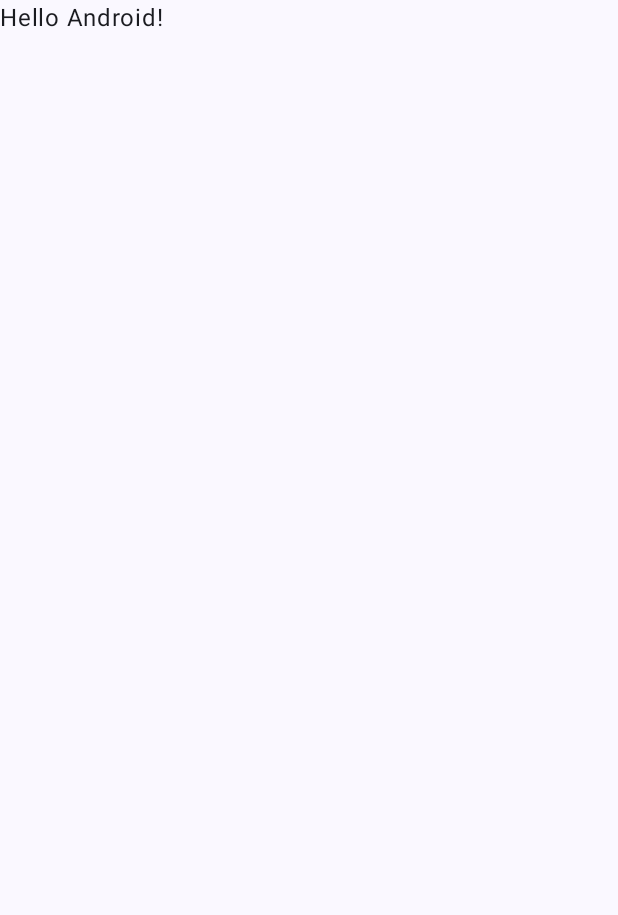
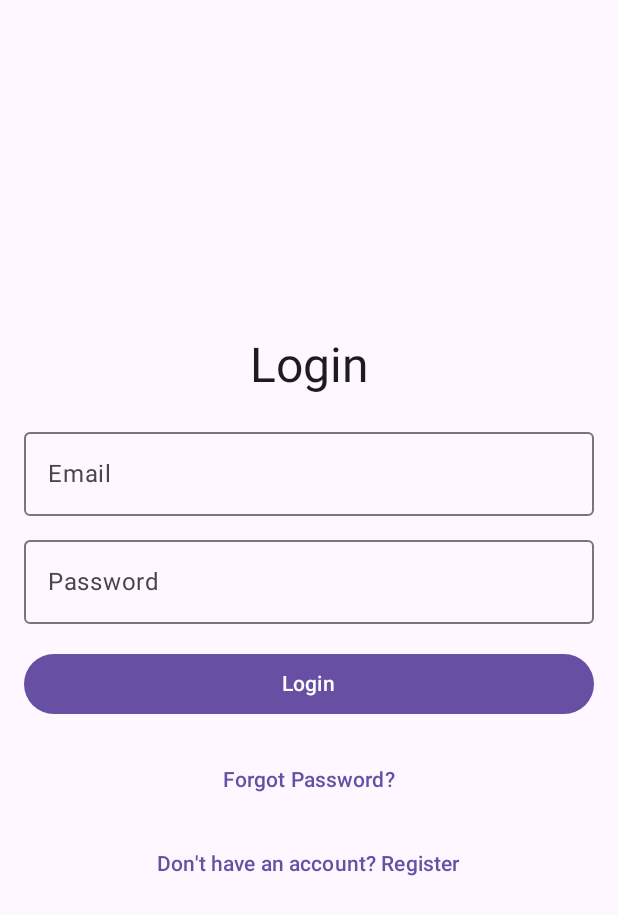
Before and after one commit to MasterCloude/BodCoffee, an Android app built with Jetpack Compose: the screen it shows after launch (MainActivity), on a phone screen of 412 x 824 dp. Before the commit the part shown is almost empty. Shown: the top 915 px of the screen. Run offline under Robolectric (Android 15) with nearby library versions, the phone set to English and light mode, and no system bars; our stand-ins replace Firebase (no records; nobody signed in at launch, a user with empty details on screens opened directly).

Commit message:
dang ki dang nhap lay lai mat khau

```diff
--- a/app/src/main/java/com/example/bodcoffee/MainActivity.kt
+++ b/app/src/main/java/com/example/bodcoffee/MainActivity.kt
@@ -3,45 +3,20 @@ package com.example.bodcoffee
 import android.os.Bundle
 import androidx.activity.ComponentActivity
 import androidx.activity.compose.setContent
-import androidx.activity.enableEdgeToEdge
-import androidx.compose.foundation.layout.fillMaxSize
-import androidx.compose.foundation.layout.padding
-import androidx.compose.material3.Scaffold
-import androidx.compose.material3.Text
-import androidx.compose.runtime.Composable
-import androidx.compose.ui.Modifier
-import androidx.compose.ui.tooling.preview.Preview
-import com.example.bodcoffee.ui.theme.BodCoffeeTheme
+import androidx.compose.material3.MaterialTheme
+import androidx.compose.material3.Surface
+import androidx.navigation.compose.rememberNavController
 
 class MainActivity : ComponentActivity() {
     override fun onCreate(savedInstanceState: Bundle?) {
         super.onCreate(savedInstanceState)
-        enableEdgeToEdge()
         setContent {
-            BodCoffeeTheme {
-                Scaffold(modifier = Modifier.fillMaxSize()) { innerPadding ->
-                    Greeting(
-                        name = "Android",
-                        modifier = Modifier.padding(innerPadding)
-                    )
-                }
+            val navController = rememberNavController() // Navigation Controller
+
+            // Material Theme Surface Wrapper
+            Surface(color = MaterialTheme.colorScheme.background) {
+                AppNavHost(navController = navController)
             }
         }
     }
 }
-
-@Composable
-fun Greeting(name: String, modifier: Modifier = Modifier) {
-    Text(
-        text = "Hello $name!",
-        modifier = modifier
-    )
-}
-
-@Preview(showBackground = true)
-@Composable
-fun GreetingPreview() {
-    BodCoffeeTheme {
-        Greeting("Android")
-    }
-}
--- /dev/null
+++ b/app/src/main/java/com/example/bodcoffee/NavHost.kt
@@ -0,0 +1,37 @@
+package com.example.bodcoffee
+
+import androidx.compose.runtime.Composable
+import androidx.navigation.NavHostController
+import androidx.navigation.compose.NavHost
+import androidx.navigation.compose.composable
+import com.example.bodcoffee.Screen.LoginScreen
+import com.example.bodcoffee.Screen.RegisterScreen
+import com.example.bodcoffee.Screen.HomeScreen
+import com.example.bodcoffee.Screen.ResetPasswordScreen
+
+@Composable
+fun AppNavHost(navController: NavHostController) {
+    NavHost(navController = navController, startDestination = "login") {
+        composable("login") {
+            LoginScreen(
+                onLoginSuccess = { navController.navigate("home") },
+                onNavigateToRegister = { navController.navigate("register") },
+                onNavigateToResetPassword = { navController.navigate("reset_password") }
+            )
+        }
+        composable("register") {
+            RegisterScreen(
+                onRegisterSuccess = { navController.popBackStack() },
+                onNavigateToLogin = { navController.popBackStack() }
+            )
+        }
+        composable("reset_password") {
+            ResetPasswordScreen(
+                onNavigateToLogin = { navController.popBackStack() }
+            )
+        }
+        composable("home") {
+            HomeScreen()
+        }
+    }
+}
--- /dev/null
+++ b/app/src/main/java/com/example/bodcoffee/Screen/LoginScreen.kt
@@ -0,0 +1,101 @@
+package com.example.bodcoffee.Screen
+
+import androidx.compose.foundation.layout.*
+import androidx.compose.foundation.text.KeyboardOptions
+import androidx.compose.material3.*
+import androidx.compose.runtime.*
+import androidx.compose.ui.Alignment
+import androidx.compose.ui.Modifier
+import androidx.compose.ui.text.input.KeyboardType
+import androidx.compose.ui.text.input.PasswordVisualTransformation
+import androidx.compose.ui.unit.dp
+import com.google.firebase.auth.FirebaseAuth
+
+@Composable
+fun LoginScreen(
+    onLoginSuccess: () -> Unit,
+    onNavigateToRegister: () -> Unit,
+    onNavigateToResetPassword: () -> Unit // Thêm tham số này
+) {
+    var email by remember { mutableStateOf("") }
+    var password by remember { mutableStateOf("") }
+    var errorMessage by remember { mutableStateOf<String?>(null) }
+    val auth = FirebaseAuth.getInstance()
+
+    Column(
+        modifier = Modifier
+            .fillMaxSize()
+            .padding(16.dp),
+        horizontalAlignment = Alignment.CenterHorizontally,
+        verticalArrangement = Arrangement.Center
+    ) {
+        Text(
+            text = "Login",
+            style = MaterialTheme.typography.headlineLarge
+        )
+
+        Spacer(modifier = Modifier.height(16.dp))
+
+        OutlinedTextField(
+            value = email,
+            onValueChange = { email = it },
+            label = { Text("Email") },
+            keyboardOptions = KeyboardOptions(keyboardType = KeyboardType.Email),
+            modifier = Modifier.fillMaxWidth()
+        )
+
+        Spacer(modifier = Modifier.height(8.dp))
+
+        OutlinedTextField(
+            value = password,
+            onValueChange = { password = it },
+            label = { Text("Password") },
+            visualTransformation = PasswordVisualTransformation(),
+            keyboardOptions = KeyboardOptions(keyboardType = KeyboardType.Password),
+            modifier = Modifier.fillMaxWidth()
+        )
+
+        Spacer(modifier = Modifier.height(16.dp))
+
+        if (errorMessage != null) {
+            Text(
+                text = errorMessage!!,
+                color = MaterialTheme.colorScheme.error
+            )
+        }
+
+        Button(
+            onClick = {
+                if (email.isNotEmpty() && password.isNotEmpty()) {
+                    auth.signInWithEmailAndPassword(email, password)
+                        .addOnCompleteListener { task ->
+                            if (task.isSuccessful) {
+                                onLoginSuccess()
+                            } else {
+                                errorMessage = task.exception?.message
+                            }
+                        }
+                } else {
+                    errorMessage = "Please fill all fields"
+                }
+            },
+            modifier = Modifier.fillMaxWidth()
+        ) {
+            Text("Login")
+        }
+
+        Spacer(modifier = Modifier.height(16.dp))
+
+        // Điều hướng đến màn hình Reset Password
+        TextButton(onClick = onNavigateToResetPassword) {
+            Text("Forgot Password?")
+        }
+
+        Spacer(modifier = Modifier.height(8.dp))
+
+        // Điều hướng đến màn hình Register
+        TextButton(onClick = onNavigateToRegister) {
+            Text("Don't have an account? Register")
+        }
+    }
+}
--- a/gradle/libs.versions.toml
+++ b/gradle/libs.versions.toml
@@ -11,6 +11,7 @@ composeBom = "2024.04.01"
 googleGmsGoogleServices = "4.4.2"
 firebaseDatabase = "21.0.0"
 firebaseFirestore = "25.1.1"
+firebaseAuth = "23.1.0"
 
 [libraries]
 androidx-core-ktx = { group = "androidx.core", name = "core-ktx", version.ref = "coreKtx" }
@@ -29,6 +30,7 @@ androidx-ui-test-junit4 = { group = "androidx.compose.ui", name = "ui-test-junit
 androidx-material3 = { group = "androidx.compose.material3", name = "material3" }
 firebase-database = { group = "com.google.firebase", name = "firebase-database", version.ref = "firebaseDatabase" }
 firebase-firestore = { group = "com.google.firebase", name = "firebase-firestore", version.ref = "firebaseFirestore" }
+firebase-auth = { group = "com.google.firebase", name = "firebase-auth", version.ref = "firebaseAuth" }
 
 [plugins]
 android-application = { id = "com.android.application", version.ref = "agp" }
```
Also changed, not shown: app/build.gradle.kts (+37 -1 lines), app/src/main/java/com/example/bodcoffee/Screen/HomeScreen.kt (added, +24 -0 lines), app/src/main/java/com/example/bodcoffee/Screen/RegisterScreen.kt (added, +114 -0 lines), app/src/main/java/com/example/bodcoffee/Screen/ResetPasswordScreen.kt (added, +149 -0 lines).
